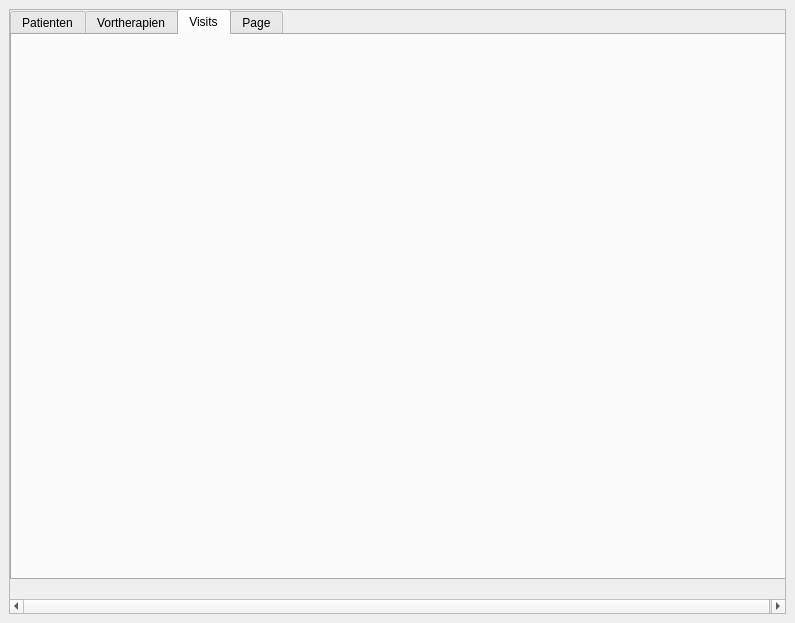
This is 3drekonstruktionspeiseroehre/ui-files/show_data_window_design.ui in ds-lab/EsophagusVisualization as Qt 5 draws it before an edit. The edited form follows.
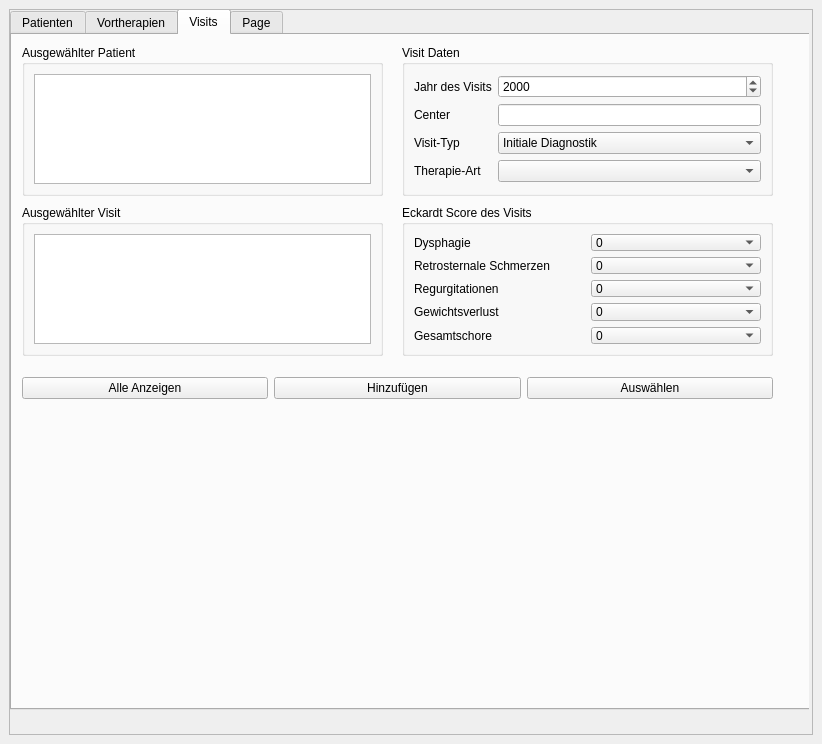
This is the edited form. The open tabs and pages were chosen to show the change.

Commit message: Layout verbessert und erweitert

```diff
--- a/3drekonstruktionspeiseroehre/ui-files/show_data_window_design.ui
+++ b/3drekonstruktionspeiseroehre/ui-files/show_data_window_design.ui
@@ -6,8 +6,8 @@
    <rect>
     <x>0</x>
     <y>0</y>
-    <width>795</width>
-    <height>623</height>
+    <width>822</width>
+    <height>744</height>
    </rect>
   </property>
   <property name="maximumSize">
@@ -30,14 +30,6 @@
        <bool>true</bool>
       </property>
       <widget class="QWidget" name="scrollAreaWidgetContents">
-       <property name="geometry">
-        <rect>
-         <x>0</x>
-         <y>0</y>
-         <width>781</width>
-         <height>569</height>
-        </rect>
-       </property>
        <property name="minimumSize">
         <size>
          <width>777</width>
@@ -47,7 +39,7 @@
        <property name="maximumSize">
         <size>
          <width>799</width>
-         <height>569</height>
+         <height>900</height>
         </size>
        </property>
        <widget class="QTabWidget" name="tabWidget">
@@ -56,7 +48,7 @@
           <x>0</x>
           <y>-1</y>
           <width>801</width>
-          <height>571</height>
+          <height>701</height>
          </rect>
         </property>
         <property name="currentIndex">
@@ -291,6 +283,380 @@
          <attribute name="title">
           <string>Visits</string>
          </attribute>
+         <widget class="QGroupBox" name="groupBox_6">
+          <property name="geometry">
+           <rect>
+            <x>10</x>
+            <y>10</y>
+            <width>361</width>
+            <height>151</height>
+           </rect>
+          </property>
+          <property name="title">
+           <string>Ausgewählter Patient</string>
+          </property>
+          <layout class="QGridLayout" name="gridLayout_11">
+           <item row="0" column="0">
+            <widget class="QTextEdit" name="textEdit_2"/>
+           </item>
+          </layout>
+         </widget>
+         <widget class="QGroupBox" name="groupBox_7">
+          <property name="geometry">
+           <rect>
+            <x>390</x>
+            <y>10</y>
+            <width>371</width>
+            <height>151</height>
+           </rect>
+          </property>
+          <property name="title">
+           <string>Visit Daten</string>
+          </property>
+          <layout class="QGridLayout" name="gridLayout_12">
+           <item row="0" column="0">
+            <layout class="QGridLayout" name="gridLayout_13">
+             <item row="4" column="0">
+              <widget class="QLabel" name="label_12">
+               <property name="text">
+                <string>Visit-Typ</string>
+               </property>
+              </widget>
+             </item>
+             <item row="1" column="0">
+              <widget class="QLabel" name="label_10">
+               <property name="text">
+                <string>Jahr des Visits</string>
+               </property>
+              </widget>
+             </item>
+             <item row="3" column="0">
+              <widget class="QLabel" name="label_11">
+               <property name="text">
+                <string>Center</string>
+               </property>
+              </widget>
+             </item>
+             <item row="5" column="0">
+              <widget class="QLabel" name="label_13">
+               <property name="text">
+                <string>Therapie-Art</string>
+               </property>
+              </widget>
+             </item>
+             <item row="5" column="1">
+              <widget class="QComboBox" name="comboBox_2">
+               <property name="enabled">
+                <bool>true</bool>
+               </property>
+              </widget>
+             </item>
+             <item row="4" column="1">
+              <widget class="QComboBox" name="comboBox_3">
+               <item>
+                <property name="text">
+                 <string>Initiale Diagnostik</string>
+                </property>
+               </item>
+               <item>
+                <property name="text">
+                 <string>Therapie</string>
+                </property>
+               </item>
+               <item>
+                <property name="text">
+                 <string>Follow-Up-Diagnostik</string>
+                </property>
+               </item>
+              </widget>
+             </item>
+             <item row="3" column="1">
+              <widget class="QLineEdit" name="lineEdit"/>
+             </item>
+             <item row="1" column="1">
+              <widget class="QDateEdit" name="dateEdit_2">
+               <property name="displayFormat">
+                <string>yyyy</string>
+               </property>
+              </widget>
+             </item>
+            </layout>
+           </item>
+          </layout>
+         </widget>
+         <widget class="QWidget" name="layoutWidget_2">
+          <property name="geometry">
+           <rect>
+            <x>10</x>
+            <y>340</y>
+            <width>751</width>
+            <height>26</height>
+           </rect>
+          </property>
+          <layout class="QGridLayout" name="gridLayout_15">
+           <item row="0" column="1">
+            <widget class="QPushButton" name="patient_add_button_3">
+             <property name="text">
+              <string>Hinzufügen</string>
+             </property>
+            </widget>
+           </item>
+           <item row="0" column="0">
+            <widget class="QPushButton" name="patient_show_all_button_3">
+             <property name="text">
+              <string>Alle Anzeigen</string>
+             </property>
+            </widget>
+           </item>
+           <item row="0" column="2">
+            <widget class="QPushButton" name="patient_select_button_2">
+             <property name="text">
+              <string>Auswählen</string>
+             </property>
+            </widget>
+           </item>
+          </layout>
+         </widget>
+         <widget class="QGroupBox" name="groupBox_9">
+          <property name="geometry">
+           <rect>
+            <x>10</x>
+            <y>170</y>
+            <width>361</width>
+            <height>151</height>
+           </rect>
+          </property>
+          <property name="title">
+           <string>Ausgewählter Visit</string>
+          </property>
+          <layout class="QGridLayout" name="gridLayout_16">
+           <item row="0" column="0">
+            <widget class="QTextEdit" name="textEdit_4"/>
+           </item>
+          </layout>
+         </widget>
+         <widget class="QGroupBox" name="groupBox_10">
+          <property name="geometry">
+           <rect>
+            <x>390</x>
+            <y>170</y>
+            <width>371</width>
+            <height>151</height>
+           </rect>
+          </property>
+          <property name="title">
+           <string>Eckardt Score des Visits</string>
+          </property>
+          <layout class="QGridLayout" name="gridLayout_17">
+           <item row="0" column="0">
+            <layout class="QGridLayout" name="gridLayout_18">
+             <item row="1" column="0">
+              <widget class="QLabel" name="label_15">
+               <property name="text">
+                <string>Dysphagie</string>
+               </property>
+              </widget>
+             </item>
+             <item row="4" column="0">
+              <widget class="QLabel" name="label_14">
+               <property name="text">
+                <string>Regurgitationen</string>
+               </property>
+              </widget>
+             </item>
+             <item row="4" column="1">
+              <widget class="QComboBox" name="comboBox_5">
+               <item>
+                <property name="text">
+                 <string>0</string>
+                </property>
+               </item>
+               <item>
+                <property name="text">
+                 <string>1</string>
+                </property>
+               </item>
+               <item>
+                <property name="text">
+                 <string>2</string>
+                </property>
+               </item>
+               <item>
+                <property name="text">
+                 <string>3</string>
+                </property>
+               </item>
+              </widget>
+             </item>
+             <item row="5" column="1">
+              <widget class="QComboBox" name="comboBox_4">
+               <property name="enabled">
+                <bool>true</bool>
+               </property>
+               <item>
+                <property name="text">
+                 <string>0</string>
+                </property>
+               </item>
+               <item>
+                <property name="text">
+                 <string>1</string>
+                </property>
+               </item>
+               <item>
+                <property name="text">
+                 <string>2</string>
+                </property>
+               </item>
+               <item>
+                <property name="text">
+                 <string>3</string>
+                </property>
+               </item>
+              </widget>
+             </item>
+             <item row="5" column="0">
+              <widget class="QLabel" name="label_17">
+               <property name="text">
+                <string>Gewichtsverlust</string>
+               </property>
+              </widget>
+             </item>
+             <item row="3" column="0">
+              <widget class="QLabel" name="label_16">
+               <property name="text">
+                <string>Retrosternale Schmerzen</string>
+               </property>
+              </widget>
+             </item>
+             <item row="6" column="0">
+              <widget class="QLabel" name="label_18">
+               <property name="text">
+                <string>Gesamtschore</string>
+               </property>
+              </widget>
+             </item>
+             <item row="3" column="1">
+              <widget class="QComboBox" name="comboBox_6">
+               <item>
+                <property name="text">
+                 <string>0</string>
+                </property>
+               </item>
+               <item>
+                <property name="text">
+                 <string>1</string>
+                </property>
+               </item>
+               <item>
+                <property name="text">
+                 <string>2</string>
+                </property>
+               </item>
+               <item>
+                <property name="text">
+                 <string>3</string>
+                </property>
+               </item>
+              </widget>
+             </item>
+             <item row="1" column="1">
+              <widget class="QComboBox" name="comboBox_7">
+               <item>
+                <property name="text">
+                 <string>0</string>
+                </property>
+               </item>
+               <item>
+                <property name="text">
+                 <string>1</string>
+                </property>
+               </item>
+               <item>
+                <property name="text">
+                 <string>2</string>
+                </property>
+               </item>
+               <item>
+                <property name="text">
+                 <string>3</string>
+                </property>
+               </item>
+              </widget>
+             </item>
+             <item row="6" column="1">
+              <widget class="QComboBox" name="comboBox_8">
+               <item>
+                <property name="text">
+                 <string>0</string>
+                </property>
+               </item>
+               <item>
+                <property name="text">
+                 <string>1</string>
+                </property>
+               </item>
+               <item>
+                <property name="text">
+                 <string>2</string>
+                </property>
+               </item>
+               <item>
+                <property name="text">
+                 <string>3</string>
+                </property>
+               </item>
+               <item>
+                <property name="text">
+                 <string>4</string>
+                </property>
+               </item>
+               <item>
+                <property name="text">
+                 <string>5</string>
+                </property>
+               </item>
+               <item>
+                <property name="text">
+                 <string>6</string>
+                </property>
+               </item>
+               <item>
+                <property name="text">
+                 <string>7</string>
+                </property>
+               </item>
+               <item>
+                <property name="text">
+                 <string>8</string>
+                </property>
+               </item>
+               <item>
+                <property name="text">
+                 <string>9</string>
+                </property>
+               </item>
+               <item>
+                <property name="text">
+                 <string>10</string>
+                </property>
+               </item>
+               <item>
+                <property name="text">
+                 <string>11</string>
+                </property>
+               </item>
+               <item>
+                <property name="text">
+                 <string>12</string>
+                </property>
+               </item>
+              </widget>
+             </item>
+            </layout>
+           </item>
+          </layout>
+         </widget>
         </widget>
         <widget class="QWidget" name="tab">
          <attribute name="title">
```
Left out of the diff: 457 changed lines with no effect on the pictures.
